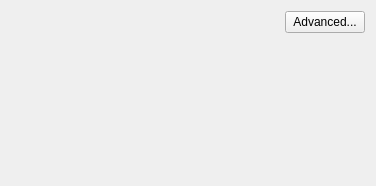
Before: the Qt Designer form python/mmSolver/tools/solver/widget/solver_basic_widget.ui in david-cattermole/mayaMatchMoveSolver, drawn with Qt 5.
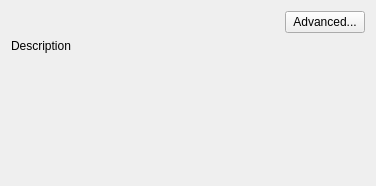
After: the same form once the commit is applied.

Commit message: Better spacing for FrameRange 'range type' widget - we can see all the text of the combobox now. Send a warning message if the user only inputs 1 root frame, at least 2 are needed. Added descriptions for 'basic' and 'standard' solvers. Added 'display meshes while solving' checkbox to the menu UI. Added QMenu sections to the Solver UI 'view' menu. Fixed 'solve' button, now correctly launches a solve. Solver will create a SolverStandard or SolverBasic when 'solve' button is run. Issue #57.

```diff
--- a/python/mmSolver/tools/solver/widget/solver_basic_widget.ui
+++ b/python/mmSolver/tools/solver/widget/solver_basic_widget.ui
@@ -47,6 +47,16 @@
      </item>
     </layout>
    </item>
+   <item>
+    <widget class="QLabel" name="description_label">
+     <property name="text">
+      <string>Description</string>
+     </property>
+     <property name="wordWrap">
+      <bool>true</bool>
+     </property>
+    </widget>
+   </item>
    <item>
     <spacer name="verticalSpacer_4">
      <property name="orientation">
```
The commit also changes 13 other files.
